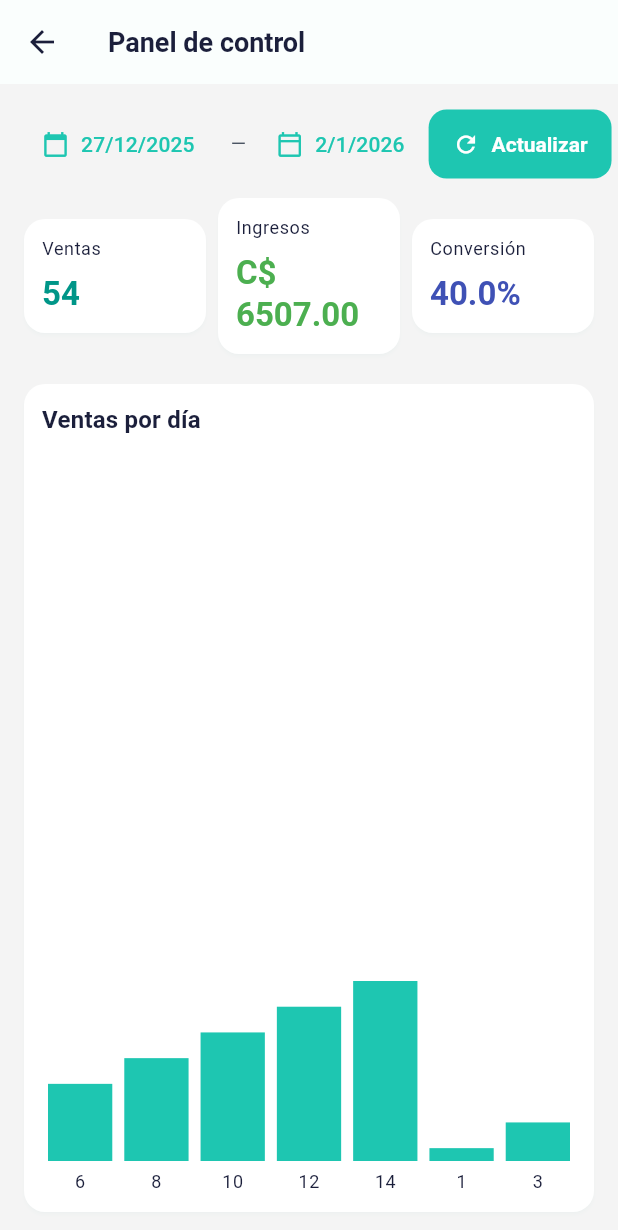
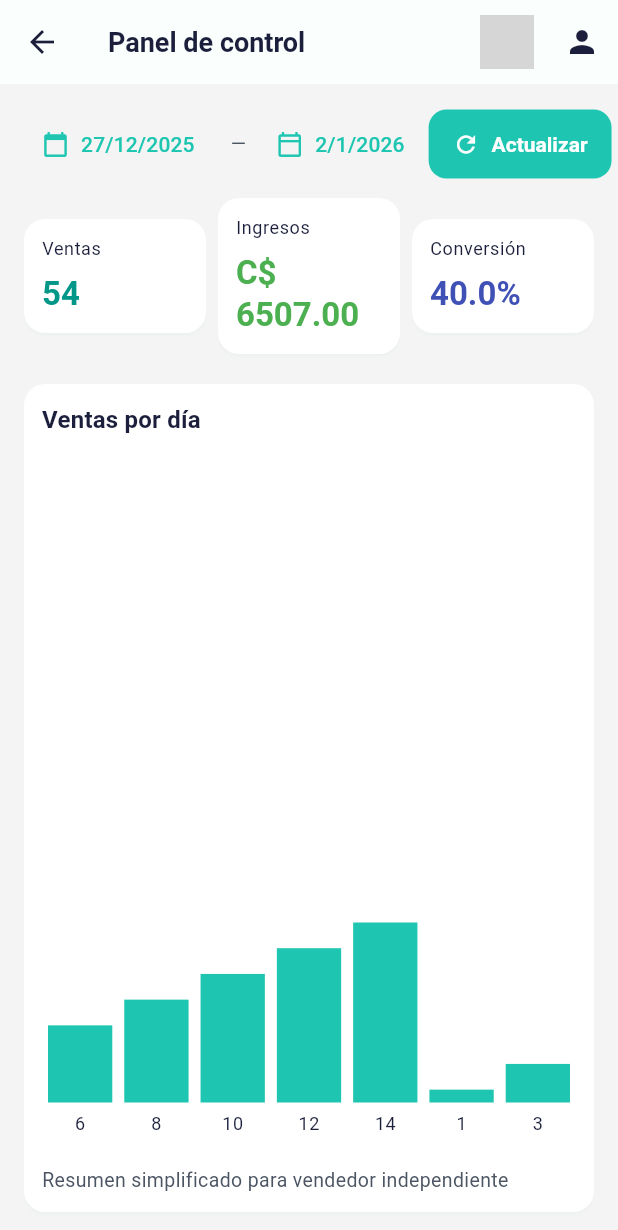
Before and after one commit to iBorsti/ishop, a Flutter app: the SellerDashboardScreen screen opened directly, on a phone screen of 412 x 824 dp. Shown: the top 1230 px of the screen. Run offline on Flutter 3.47's test engine with Material 3 defaults, Android fonts, the phone set to English and light mode, and no system bars; our stand-ins replace flutter_riverpod, image_picker, shared_preferences; accounts and stored records are empty; network calls fail; grey boxes are pictures that could not be loaded.

Commit message:
Añadir gestión de perfil de vendedor: implementar SellerProfile y SellerProfileScreen, y actualizar AuthController para manejar la carga y guardado del perfil del vendedor.

```diff
--- /dev/null
+++ b/lib/core/auth/models/seller_profile.dart
@@ -0,0 +1,93 @@
+import 'dart:convert';
+
+enum SellerType { business, individual }
+
+class SellerProfile {
+  final SellerType type;
+  final String? displayName;
+  final String? businessName;
+  final String? address;
+  final String? openingHours;
+  final String? logoUrl;
+  final String? taxId;
+  final bool isPickupAvailable;
+  final bool isDeliveryAvailable;
+  final List<String> categories;
+  final bool verified;
+
+  const SellerProfile({
+    required this.type,
+    this.displayName,
+    this.businessName,
+    this.address,
+    this.openingHours,
+    this.logoUrl,
+    this.taxId,
+    this.isPickupAvailable = true,
+    this.isDeliveryAvailable = true,
+    this.categories = const [],
+    this.verified = false,
+  });
+
+  SellerProfile copyWith({
+    SellerType? type,
+    String? displayName,
+    String? businessName,
+    String? address,
+    String? openingHours,
+    String? logoUrl,
+    String? taxId,
+    bool? isPickupAvailable,
+    bool? isDeliveryAvailable,
+    List<String>? categories,
+    bool? verified,
+  }) {
+    return SellerProfile(
+      type: type ?? this.type,
+      displayName: displayName ?? this.displayName,
+      businessName: businessName ?? this.businessName,
+      address: address ?? this.address,
+      openingHours: openingHours ?? this.openingHours,
+      logoUrl: logoUrl ?? this.logoUrl,
+      taxId: taxId ?? this.taxId,
+      isPickupAvailable: isPickupAvailable ?? this.isPickupAvailable,
+      isDeliveryAvailable: isDeliveryAvailable ?? this.isDeliveryAvailable,
+      categories: categories ?? this.categories,
+      verified: verified ?? this.verified,
+    );
+  }
+
+  Map<String, dynamic> toJson() => {
+        'type': type.name,
+        'displayName': displayName,
+        'businessName': businessName,
+        'address': address,
+        'openingHours': openingHours,
+        'logoUrl': logoUrl,
+        'taxId': taxId,
+        'isPickupAvailable': isPickupAvailable,
+        'isDeliveryAvailable': isDeliveryAvailable,
+        'categories': categories,
+        'verified': verified,
+      };
+
+  factory SellerProfile.fromJson(Map<String, dynamic> json) {
+    return SellerProfile(
+      type: (json['type'] as String?) == 'business' ? SellerType.business : SellerType.individual,
+      displayName: json['displayName'] as String?,
+      businessName: json['businessName'] as String?,
+      address: json['address'] as String?,
+      openingHours: json['openingHours'] as String?,
+      logoUrl: json['logoUrl'] as String?,
+      taxId: json['taxId'] as String?,
+      isPickupAvailable: json['isPickupAvailable'] as bool? ?? true,
+      isDeliveryAvailable: json['isDeliveryAvailable'] as bool? ?? true,
+      categories: (json['categories'] as List<dynamic>?)?.map((e) => e as String).toList() ?? [],
+      verified: json['verified'] as bool? ?? false,
+    );
+  }
+
+  String toRawJson() => json.encode(toJson());
+
+  factory SellerProfile.fromRawJson(String raw) => SellerProfile.fromJson(json.decode(raw));
+}
--- a/lib/features/seller/screens/seller_dashboard_screen.dart
+++ b/lib/features/seller/screens/seller_dashboard_screen.dart
@@ -1,4 +1,8 @@
 import 'package:flutter/material.dart';
+
+import '../../../core/auth/state/auth_controller.dart';
+import '../../../core/auth/models/seller_profile.dart';
+import 'seller_profile_screen.dart';
 
 class SellerDashboardScreen extends StatefulWidget {
   const SellerDashboardScreen({super.key});
@@ -17,6 +21,9 @@ class _SellerDashboardScreenState extends State<SellerDashboardScreen> {
   double _ingresos = 0.0;
   double _conversion = 0.0;
   List<int> _daily = [];
+  // Detalle para business
+  int _customers = 0;
+  List<Map<String, Object>> _topProducts = [];
 
   @override
   void initState() {
@@ -31,6 +38,13 @@ class _SellerDashboardScreenState extends State<SellerDashboardScreen> {
     _ventas = _daily.fold(0, (a, b) => a + b);
     _ingresos = _ventas * 120.5; // ejemplo
     _conversion = (_ventas / (100 + days * 5)) * 100;
+    // mock extra
+    _customers = (_ventas * 3) ~/ 4;
+    _topProducts = [
+      {'name': 'Producto A', 'count': 34},
+      {'name': 'Producto B', 'count': 22},
+      {'name': 'Producto C', 'count': 12},
+    ];
     setState(() {});
   }
 
@@ -82,8 +96,34 @@ class _SellerDashboardScreenState extends State<SellerDashboardScreen> {
 
   @override
   Widget build(BuildContext context) {
+    final profile = AuthController.instance.sellerProfile;
+    final isBusiness = profile?.type == SellerType.business;
+
     return Scaffold(
-      appBar: AppBar(title: const Text('Panel de control')),
+      appBar: AppBar(
+        title: const Text('Panel de control'),
+        actions: [
+          if (profile != null && profile.logoUrl != null)
+            Padding(
+              padding: const EdgeInsets.only(right: 8.0),
+              child: CircleAvatar(
+                radius: 18,
+                backgroundImage: NetworkImage(profile.logoUrl!),
+                onBackgroundImageError: (_, __) {},
+              ),
+            ),
+          IconButton(
+            tooltip: 'Editar perfil vendedor',
+            icon: const Icon(Icons.person),
+            onPressed: () async {
+              final res = await Navigator.of(context).push<bool>(
+                MaterialPageRoute(builder: (_) => const SellerProfileScreen()),
+              );
+              if (res == true) setState(() {});
+            },
+          ),
+        ],
+      ),
       body: SafeArea(
         child: Padding(
           padding: const EdgeInsets.all(16.0),
@@ -122,7 +162,18 @@ class _SellerDashboardScreenState extends State<SellerDashboardScreen> {
                   _kpiCard('Conversión', '${_conversion.toStringAsFixed(1)}%', color: Colors.indigo),
                 ],
               ),
-              const SizedBox(height: 20),
+              const SizedBox(height: 12),
+              if (isBusiness) ...[
+                Row(
+                  children: [
+                    _kpiCard('Clientes (mes)', '$_customers', color: Colors.orange),
+                    const SizedBox(width: 8),
+                    _kpiCard('Top producto', '${_topProducts.isNotEmpty ? _topProducts.first['name'] : '-'}', color: Colors.purple),
+                  ],
+                ),
+                const SizedBox(height: 12),
+              ],
+              const SizedBox(height: 8),
               Expanded(
                 child: Card(
                   child: Padding(
@@ -154,6 +205,21 @@ class _SellerDashboardScreenState extends State<SellerDashboardScreen> {
                             }).toList(),
                           ),
                         ),
+                        const SizedBox(height: 12),
+                        if (isBusiness) ...[
+                          const Divider(),
+                          Text('Productos más vendidos', style: Theme.of(context).textTheme.titleSmall),
+                          const SizedBox(height: 8),
+                          for (final p in _topProducts)
+                            ListTile(
+                              dense: true,
+                              title: Text(p['name'] as String),
+                              trailing: Text('${p['count']}'),
+                            ),
+                        ] else ...[
+                          const SizedBox(height: 8),
+                          Text('Resumen simplificado para vendedor independiente', style: Theme.of(context).textTheme.bodyMedium),
+                        ],
                       ],
                     ),
                   ),
--- a/pubspec.yaml
+++ b/pubspec.yaml
@@ -38,6 +38,7 @@ dependencies:
   shared_preferences: ^2.0.15
   intl: ^0.19.0
   uuid: ^3.0.7
+  image_picker: ^0.8.7
 
 dev_dependencies:
   flutter_test:
```
Also changed, not shown: lib/core/auth/state/auth_controller.dart (+38 -0 lines), lib/features/seller/screens/seller_profile_screen.dart (added, +148 -0 lines), pubspec.lock, 5 other files.
